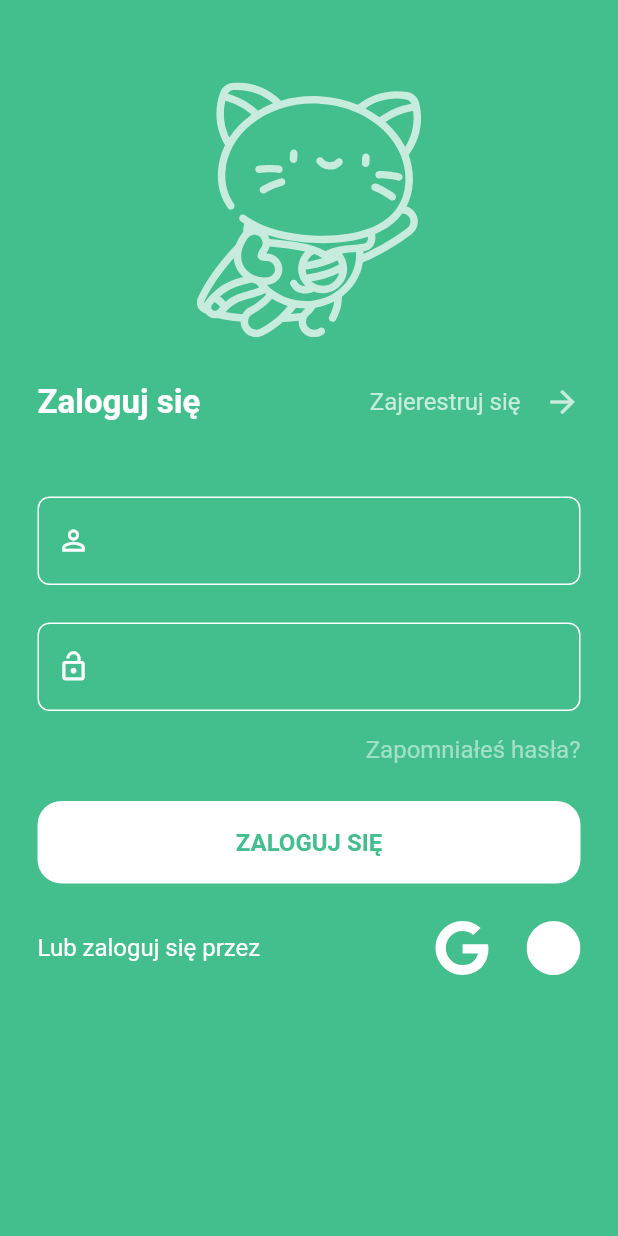
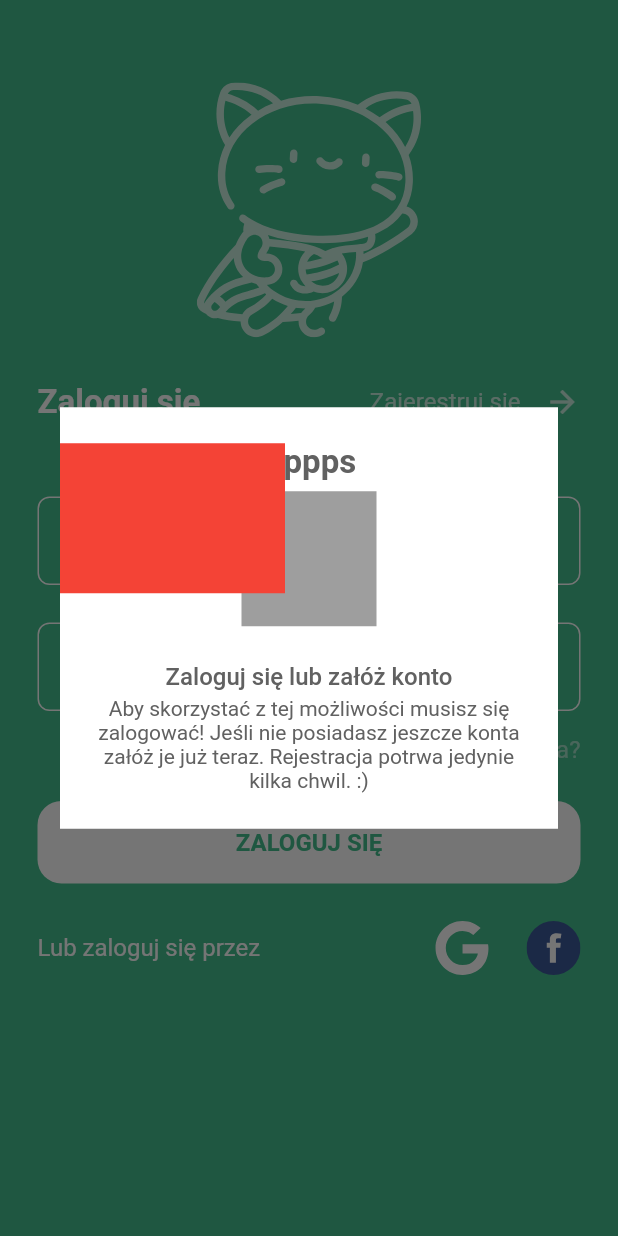
Before and after one commit to MobiCommunity/Lapka.Mobile, a Flutter app: the screen it shows after launch, after a tap on "ZALOGUJ SIĘ", on a phone screen of 412 x 824 dp. Run offline on Flutter 3.47's test engine with Material 2 defaults, Android fonts, the phone set to English and light mode, and no system bars; our stand-ins replace flutter_svg, google_fonts; Roboto replaces fonts that are missing (Ubuntu).

Commit message:
BasicDialog, LoginDialog in progress
BasicDialog, LoginDialog in progress

```diff
--- a/lapka/lib/components/basic/basicText.dart
+++ b/lapka/lib/components/basic/basicText.dart
@@ -11,9 +11,9 @@ class BasicText extends StatelessWidget {
   const BasicText.heading1(this.text, {this.center = false, this.color = BasicColors.darkGrey}) : style = heading1;
   const BasicText.heading1Light(this.text, {this.center = false, this.color = BasicColors.darkGrey}) : style = heading1Light;
   const BasicText.heading1Bold(this.text, {this.center = false, this.color = BasicColors.darkGrey}) : style = heading1Bold;
-  const BasicText.heading2(this.text, {this.center = false, this.color = BasicColors.darkGrey}) : style = heading2;
-  const BasicText.heading2Bold(this.text, {this.center = false, this.color = BasicColors.darkGrey}) : style = heading2Bold;
-  const BasicText.heading2Light(this.text, {this.center = false, this.color = BasicColors.darkGrey}) : style = heading2Light;
+  const BasicText.heading2(this.text, {this.center = false, this.color = BasicColors.darkGrey}) : style = heading3;
+  const BasicText.heading2Bold(this.text, {this.center = false, this.color = BasicColors.darkGrey}) : style = heading3Bold;
+  const BasicText.heading2Light(this.text, {this.center = false, this.color = BasicColors.darkGrey}) : style = heading3Light;
   const BasicText.subtitleBig(this.text, {this.center = false, this.color = BasicColors.darkGrey}) : style = subtitleBig;
   const BasicText.subtitleBigBold(this.text, {this.center = false, this.color = BasicColors.darkGrey}) : style = subtitleBigBold;
   const BasicText.subtitleBigLight(this.text, {this.center = false, this.color = BasicColors.darkGrey}) : style = subtitleBigLight;
--- /dev/null
+++ b/lapka/lib/components/basicDialog.dart
@@ -0,0 +1,15 @@
+import 'package:flutter/material.dart';
+
+class BasicDialog {
+  BasicDialog.showDialog(BuildContext context, Widget modal) {
+    showDialog(
+        context: context,
+        builder: (BuildContext context) {
+          return Dialog(
+            elevation: 0,
+            backgroundColor: Colors.transparent,
+            child: modal,
+          );
+        });
+  }
+}
--- a/lapka/lib/screens/login/loginPage.dart
+++ b/lapka/lib/screens/login/loginPage.dart
@@ -3,6 +3,7 @@ import 'package:flutter_svg/svg.dart';
 import 'package:lapka/components/basic/basicButton.dart';
 import 'package:lapka/components/basic/basicFormField.dart';
 import 'package:lapka/components/basic/basicText.dart';
+import 'package:lapka/components/basicDialog.dart';
 import 'package:lapka/settings/colors.dart';
 
 class LoginPage extends StatefulWidget {
@@ -17,7 +18,38 @@ class _LoginPageState extends State<LoginPage> {
   final TextEditingController passwordController = TextEditingController();
 
   _login() {
-    throw UnimplementedError();
+    BasicDialog.showDialog(context,
+      Container(
+        child: Padding(
+          padding: const EdgeInsets.symmetric(vertical : 24.0),
+          child: Stack(
+            children: [
+
+              Column(
+                mainAxisSize: MainAxisSize.min,
+                children: [
+                  BasicText.heading2Bold('Uppps'),
+                  SizedBox(height: 6),
+                  Container(height: 90,width: 90,color: Colors.grey,),
+                  SizedBox(height: 24,),
+                  BasicText.subtitle('Zaloguj się lub załóż konto'),
+                  SizedBox(height:4),
+                  Padding(
+                    padding: const EdgeInsets.symmetric(horizontal: 20),
+                    child: BasicText.body14Light(
+                      'Aby skorzystać z tej możliwości musisz się zalogować! Jeśli nie posiadasz jeszcze konta załóż je już teraz. Rejestracja potrwa jedynie kilka chwil. :)',
+                      center: true,
+                      ),
+                  )
+                ],
+              ),
+              Container(height: 100, width:150, color: Colors.red,),
+            ],
+          ),
+        ),
+        color: BasicColors.white
+      )
+    );
   }
 
   _moveToRegister() {
@@ -131,7 +163,7 @@ class _LoginPageState extends State<LoginPage> {
                       SizedBox(width: 25,),
                       InkWell(
                         onTap: _loginFacebook,
-                        child: SvgPicture.asset('lib/assets/facebook-logo.svg',color: BasicColors.white, height: 36)),
+                        child: SvgPicture.asset('lib/assets/facebook-logo.svg', height: 36)),
                     ],
                   ),
                 ],
--- a/lapka/lib/settings/textStyles.dart
+++ b/lapka/lib/settings/textStyles.dart
@@ -16,16 +16,31 @@ const TextStyle heading1Bold = TextStyle(
 );
 
 const TextStyle heading2 = TextStyle(
+  fontSize: 24,
+  fontWeight: FontWeight.w500,
+);
+
+const TextStyle heading2Light = TextStyle(
+  fontSize: 24,
+  fontWeight: FontWeight.w400,
+);
+
+const TextStyle heading2Bold = TextStyle(
+  fontSize: 24,
+  fontWeight: FontWeight.w700,
+);
+
+const TextStyle heading3 = TextStyle(
   fontSize: 22,
   fontWeight: FontWeight.w500,
 );
 
-const TextStyle heading2Light = TextStyle(
+const TextStyle heading3Light = TextStyle(
   fontSize: 22,
   fontWeight: FontWeight.w400,
 );
 
-const TextStyle heading2Bold = TextStyle(
+const TextStyle heading3Bold = TextStyle(
   fontSize: 22,
   fontWeight: FontWeight.w700,
 );
```
Also changed, not shown: lapka/lib/assets/facebook-logo.svg, 3 other files.
